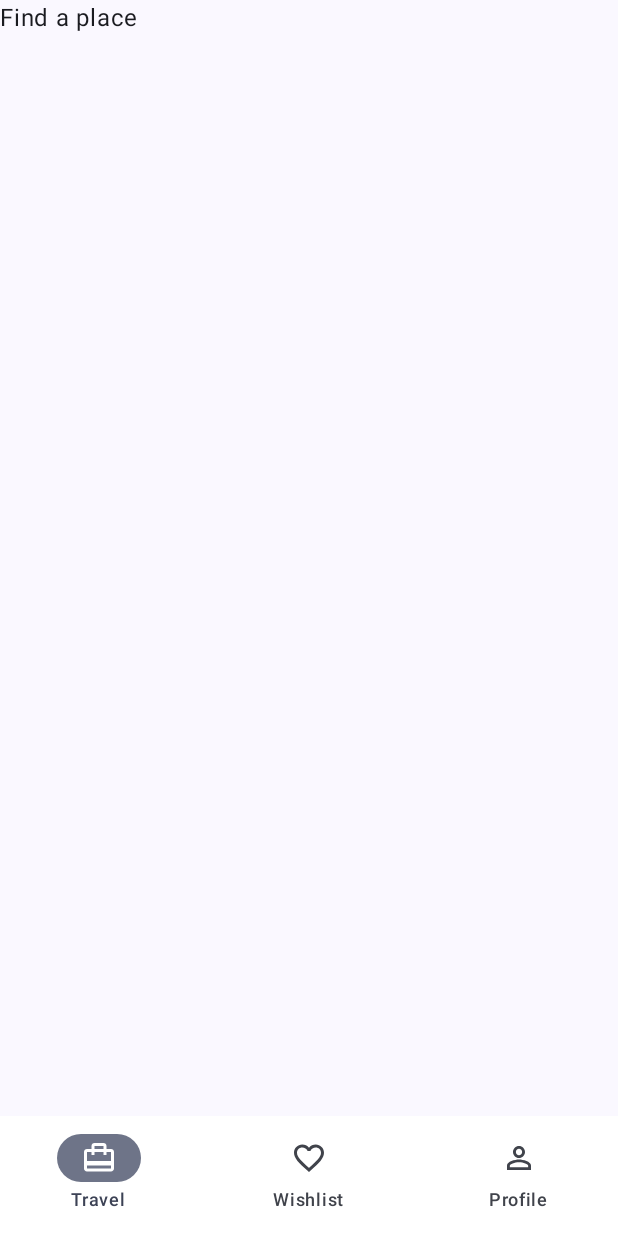
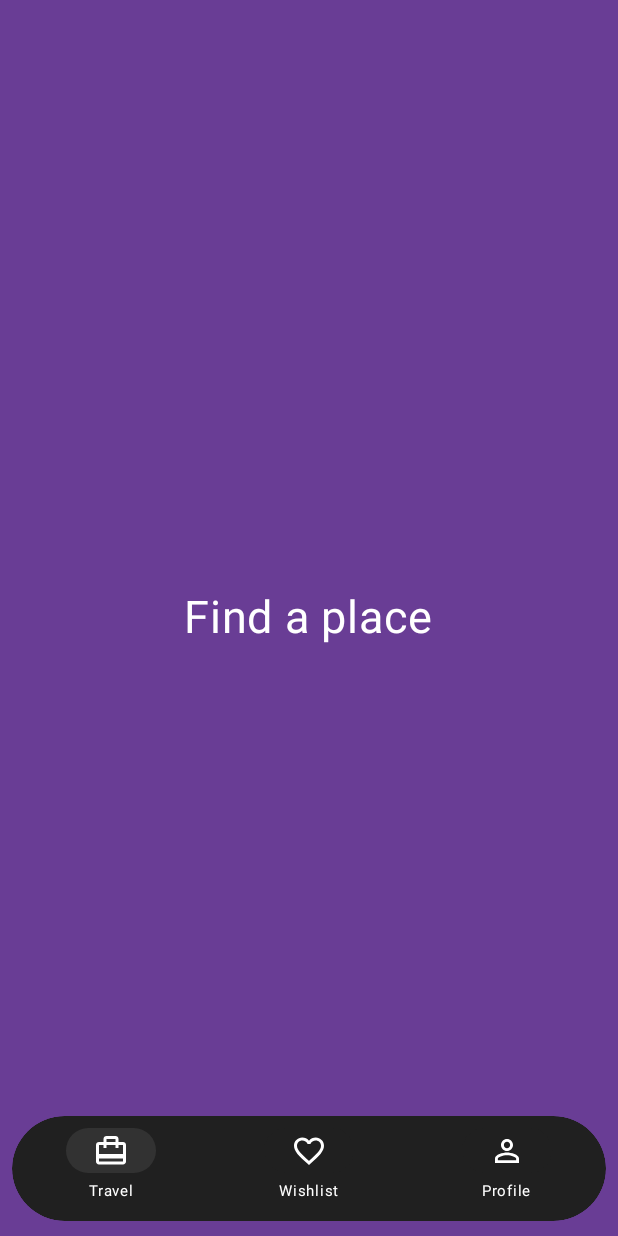
Before and after one commit to redmejia/trip-app, an Android app built with Jetpack Compose: the screen it shows after launch (MainActivity), on a phone screen of 412 x 824 dp. Run offline under Robolectric (Android 15) with nearby library versions, the phone set to English and light mode, and no system bars.

Commit message:
Code refactor, custon bar item composable to dislplay button navigation.

```diff
--- a/app/src/main/java/com/bitinovus/tripapp/MainActivity.kt
+++ b/app/src/main/java/com/bitinovus/tripapp/MainActivity.kt
@@ -5,7 +5,7 @@ import androidx.activity.ComponentActivity
 import androidx.activity.compose.setContent
 import androidx.activity.enableEdgeToEdge
 import com.bitinovus.tripapp.presentation.screens.app.App
-import com.bitinovus.tripapp.ui.theme.TripAppTheme
+import com.bitinovus.tripapp.presentation.ui.theme.TripAppTheme
 
 class MainActivity : ComponentActivity() {
     override fun onCreate(savedInstanceState: Bundle?) {
--- a/app/src/main/java/com/bitinovus/tripapp/presentation/navigation/BottomTab.kt
+++ b/app/src/main/java/com/bitinovus/tripapp/presentation/navigation/BottomTab.kt
@@ -1,13 +1,29 @@
 package com.bitinovus.tripapp.presentation.navigation
 
+import androidx.compose.foundation.background
+import androidx.compose.foundation.clickable
+import androidx.compose.foundation.interaction.MutableInteractionSource
+import androidx.compose.foundation.layout.Arrangement
+import androidx.compose.foundation.layout.Box
+import androidx.compose.foundation.layout.Column
+import androidx.compose.foundation.layout.Row
+import androidx.compose.foundation.layout.fillMaxWidth
+import androidx.compose.foundation.layout.height
+import androidx.compose.foundation.layout.padding
+import androidx.compose.foundation.layout.width
+import androidx.compose.foundation.shape.RoundedCornerShape
 import androidx.compose.material3.Icon
-import androidx.compose.material3.NavigationBar
-import androidx.compose.material3.NavigationBarItem
 import androidx.compose.material3.Text
 import androidx.compose.runtime.Composable
 import androidx.compose.runtime.getValue
+import androidx.compose.runtime.remember
+import androidx.compose.ui.Alignment
+import androidx.compose.ui.Modifier
+import androidx.compose.ui.draw.clip
 import androidx.compose.ui.graphics.Color
 import androidx.compose.ui.res.painterResource
+import androidx.compose.ui.unit.dp
+import androidx.compose.ui.unit.sp
 import androidx.navigation.NavGraph.Companion.findStartDestination
 import androidx.navigation.NavHostController
 import androidx.navigation.compose.currentBackStackEntryAsState
@@ -21,32 +37,82 @@ fun BottomTab(navController: NavHostController) {
         BottomBarItem.Profile
     )
 
-    NavigationBar(
-        containerColor = Color.White
-    ) {
     val navBackStackEntry by navController.currentBackStackEntryAsState()
     val currentRoute = navBackStackEntry?.destination?.route
 
+    Box(
+        modifier = Modifier
+            .fillMaxWidth()
+            .padding(horizontal = 8.dp)
+            .clip(shape = RoundedCornerShape(50.dp))
+    ) {
+        Row(
+            modifier = Modifier
+                .clip(shape = RoundedCornerShape(50.dp))
+                .background(color = Color(0xFF202020), shape = RoundedCornerShape(50.dp))
+                .fillMaxWidth(),
+            verticalAlignment = Alignment.CenterVertically,
+            horizontalArrangement = Arrangement.SpaceAround,
+        ) {
             items.forEach { screen ->
-            NavigationBarItem(
-                selected = currentRoute == screen.route,
-                onClick = {
+                BarItem(
+                    modifier = Modifier
+                        .clickable(
+                            interactionSource = remember { MutableInteractionSource() },
+                            indication = null
+                        ) {
                             navController.navigate(screen.route) {
                                 popUpTo(navController.graph.findStartDestination().id) {
                                     saveState = true
                                 }
                             }
-                },
+                        }
+                        .height(70.dp),
                     icon = {
+                        Box(
+                            modifier = Modifier
+                                .width(60.dp)
+                                .height(30.dp)
+                                .background(
+                                    color = if (currentRoute == screen.route) Color(0xFF323232)
+                                    else Color(0xFF202020),
+                                    shape = RoundedCornerShape(50.dp)
+                                ),
+                            contentAlignment = Alignment.Center
+                        ) {
                             Icon(
                                 painter = painterResource(id = screen.icon),
-                        contentDescription = screen.title
+                                contentDescription = screen.title,
+                                tint = Color.White
                             )
+                        }
                     },
                     label = {
-                    Text(screen.title)
+                        Text(
+                            screen.title,
+                            fontSize = 10.sp,
+                            color = Color.White
+                        )
                     }
                 )
             }
+
         }
     }
+}
+
+@Composable
+private fun BarItem(
+    modifier: Modifier = Modifier,
+    icon: @Composable () -> Unit,
+    label: @Composable () -> Unit = {},
+) {
+    Column(
+        modifier = modifier,
+        verticalArrangement = Arrangement.Center,
+        horizontalAlignment = Alignment.CenterHorizontally
+    ) {
+        icon()
+        label()
+    }
+}
--- a/app/src/main/java/com/bitinovus/tripapp/presentation/screens/app/App.kt
+++ b/app/src/main/java/com/bitinovus/tripapp/presentation/screens/app/App.kt
@@ -1,9 +1,13 @@
 package com.bitinovus.tripapp.presentation.screens.app
 
+import androidx.compose.foundation.layout.Box
+import androidx.compose.foundation.layout.fillMaxSize
 import androidx.compose.foundation.layout.padding
 import androidx.compose.material3.Scaffold
 import androidx.compose.runtime.Composable
+import androidx.compose.ui.Alignment
 import androidx.compose.ui.Modifier
+import androidx.compose.ui.unit.dp
 import androidx.navigation.compose.rememberNavController
 import com.bitinovus.tripapp.presentation.navigation.AppNavigation
 import com.bitinovus.tripapp.presentation.navigation.BottomTab
@@ -12,14 +16,25 @@ import com.bitinovus.tripapp.presentation.navigation.BottomTab
 fun App() {
     val navHostController = rememberNavController()
 
-    Scaffold(
-        bottomBar = {
-            BottomTab(navHostController)
+    Scaffold { innerPadding ->
+        Box(
+            modifier = Modifier
+                .fillMaxSize()
+                .padding(innerPadding),
+            contentAlignment = Alignment.Center
+        ) {
+            AppNavigation(
+                navHostController = navHostController
+            )
+
+            Box(
+                modifier = Modifier
+                    .matchParentSize()
+                    .padding(bottom = 10.dp),
+                contentAlignment = Alignment.BottomCenter
+            ) {
+                BottomTab(navHostController)
+            }
         }
-    ) { innerPadding ->
-        AppNavigation(
-            modifier = Modifier.padding(innerPadding),
-            navHostController = navHostController
-        )
     }
 }
--- a/app/src/main/java/com/bitinovus/tripapp/presentation/screens/profile/Profile.kt
+++ b/app/src/main/java/com/bitinovus/tripapp/presentation/screens/profile/Profile.kt
@@ -1,9 +1,27 @@
 package com.bitinovus.tripapp.presentation.screens.profile
 
+import androidx.compose.foundation.background
+import androidx.compose.foundation.layout.Box
+import androidx.compose.foundation.layout.fillMaxSize
 import androidx.compose.material3.Text
 import androidx.compose.runtime.Composable
+import androidx.compose.ui.Alignment
+import androidx.compose.ui.Modifier
+import androidx.compose.ui.unit.sp
+import androidx.compose.ui.graphics.Color
 
 @Composable
 fun Profile() {
-    Text("Profile")
+    Box(
+        modifier = Modifier
+            .background(color = Color(0xFF9c67d1))
+            .fillMaxSize(),
+        contentAlignment = Alignment.Center
+    ) {
+        Text(
+            "Profile",
+            fontSize = 30.sp,
+            color = Color.White
+        )
+    }
 }
--- a/app/src/main/java/com/bitinovus/tripapp/presentation/screens/travel/Travel.kt
+++ b/app/src/main/java/com/bitinovus/tripapp/presentation/screens/travel/Travel.kt
@@ -1,9 +1,27 @@
 package com.bitinovus.tripapp.presentation.screens.travel
 
+import androidx.compose.foundation.background
+import androidx.compose.foundation.layout.Box
+import androidx.compose.foundation.layout.fillMaxSize
 import androidx.compose.material3.Text
 import androidx.compose.runtime.Composable
+import androidx.compose.ui.Alignment
+import androidx.compose.ui.Modifier
+import androidx.compose.ui.graphics.Color
+import androidx.compose.ui.unit.sp
 
 @Composable
 fun Travel() {
-    Text("Find a place")
+    Box(
+        modifier = Modifier
+            .background(color = Color(0xFF693d95))
+            .fillMaxSize(),
+        contentAlignment = Alignment.Center
+    ) {
+        Text(
+            "Find a place",
+            fontSize = 30.sp,
+            color = Color.White
+        )
+    }
 }
--- a/app/src/main/java/com/bitinovus/tripapp/presentation/screens/wishlist/Wishlist.kt
+++ b/app/src/main/java/com/bitinovus/tripapp/presentation/screens/wishlist/Wishlist.kt
@@ -1,9 +1,27 @@
 package com.bitinovus.tripapp.presentation.screens.wishlist
 
+import androidx.compose.foundation.background
+import androidx.compose.ui.graphics.Color
+import androidx.compose.foundation.layout.Box
+import androidx.compose.foundation.layout.fillMaxSize
 import androidx.compose.material3.Text
 import androidx.compose.runtime.Composable
+import androidx.compose.ui.Alignment
+import androidx.compose.ui.Modifier
+import androidx.compose.ui.unit.sp
 
 @Composable
 fun Wishlist() {
-    Text("I love this place")
+    Box(
+        modifier = Modifier
+            .background(color = Color(0xFF8352b3))
+            .fillMaxSize(),
+        contentAlignment = Alignment.Center
+    ) {
+        Text(
+            "I love this place",
+            fontSize = 30.sp,
+            color = Color.White
+        )
+    }
 }
--- a/app/src/main/java/com/bitinovus/tripapp/ui/theme/Color.kt
+++ b/app/src/main/java/com/bitinovus/tripapp/presentation/ui/theme/Color.kt
@@ -1,4 +1,4 @@
-package com.bitinovus.tripapp.ui.theme
+package com.bitinovus.tripapp.presentation.ui.theme
 
 import androidx.compose.ui.graphics.Color
 
--- a/app/src/main/java/com/bitinovus/tripapp/ui/theme/Theme.kt
+++ b/app/src/main/java/com/bitinovus/tripapp/presentation/ui/theme/Theme.kt
@@ -1,6 +1,5 @@
-package com.bitinovus.tripapp.ui.theme
+package com.bitinovus.tripapp.presentation.ui.theme
 
-import android.app.Activity
 import android.os.Build
 import androidx.compose.foundation.isSystemInDarkTheme
 import androidx.compose.material3.MaterialTheme
--- a/app/src/main/java/com/bitinovus/tripapp/ui/theme/Type.kt
+++ b/app/src/main/java/com/bitinovus/tripapp/presentation/ui/theme/Type.kt
@@ -1,4 +1,4 @@
-package com.bitinovus.tripapp.ui.theme
+package com.bitinovus.tripapp.presentation.ui.theme
 
 import androidx.compose.material3.Typography
 import androidx.compose.ui.text.TextStyle
```
Lines whose indentation alone changed are shown as unchanged.
